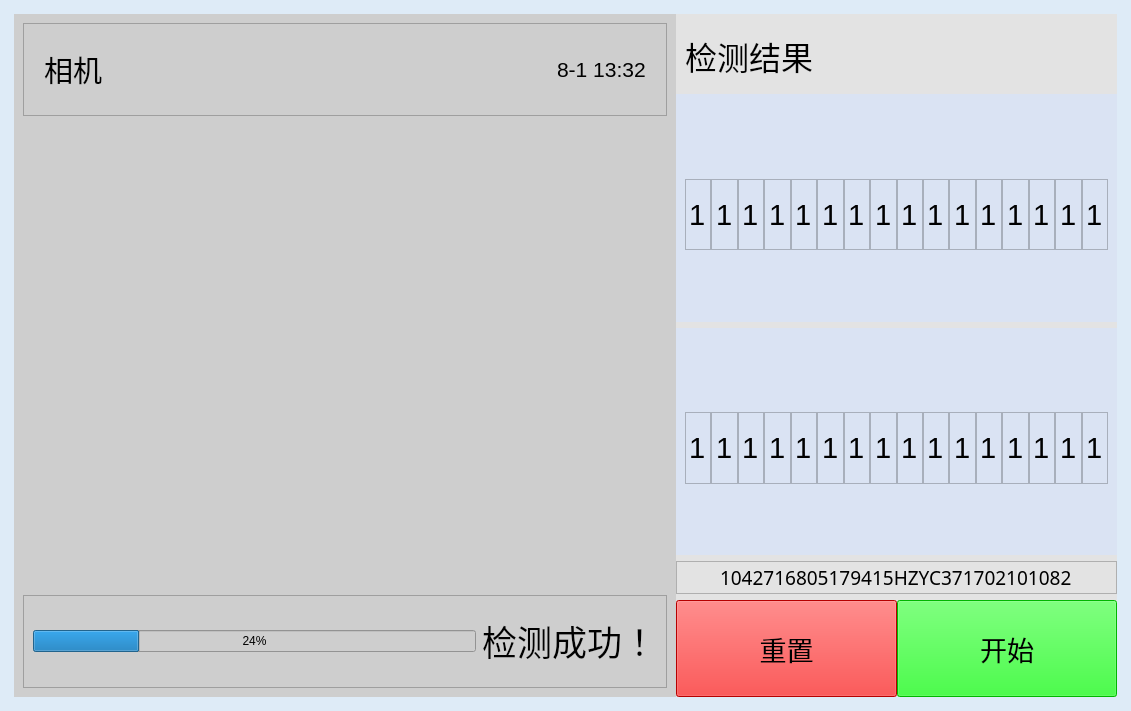
The window that mainWindows.ui (ty01528/laserCodeDection) describes before a commit, drawn with Qt 5.
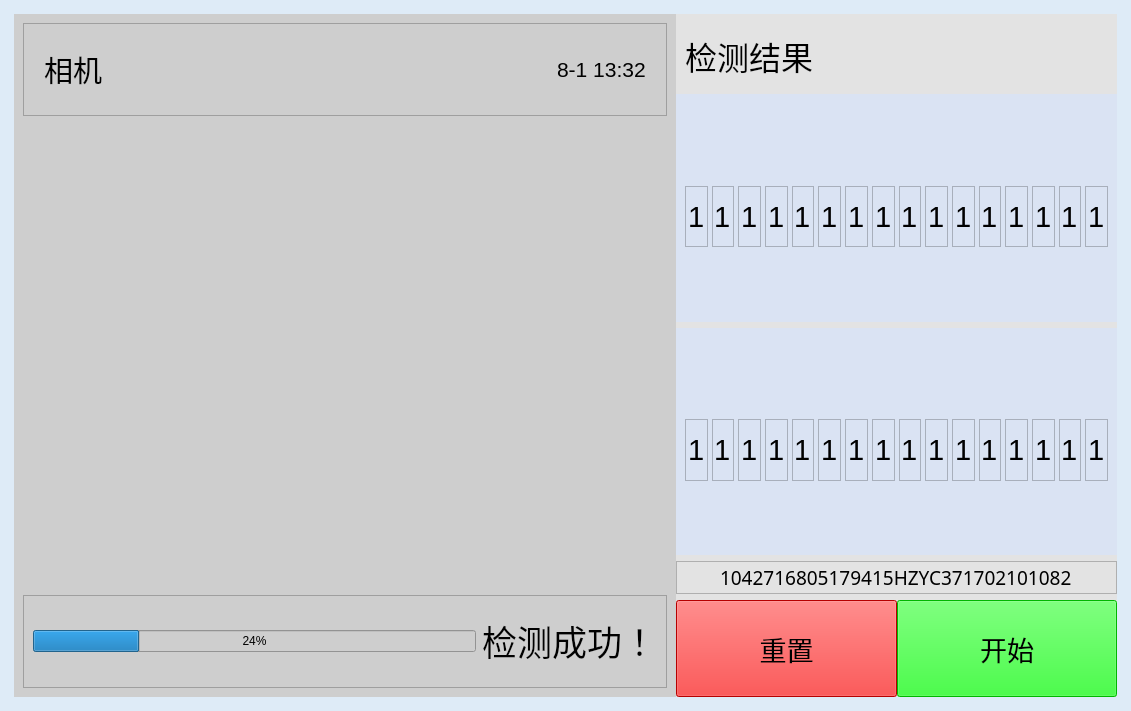
The same window after the commit.

Commit message: 把页面上的显示结果从QFrame换成按钮

What changed in the file:
```diff
--- a/mainWindows.ui
+++ b/mainWindows.ui
@@ -324,19 +324,19 @@
               </property>
               <layout class="QHBoxLayout" name="horizontalLayout_11">
                <property name="spacing">
-                <number>0</number>
+                <number>4</number>
                </property>
                <property name="leftMargin">
                 <number>0</number>
                </property>
                <property name="topMargin">
-                <number>0</number>
+                <number>7</number>
                </property>
                <property name="rightMargin">
                 <number>0</number>
                </property>
                <property name="bottomMargin">
-                <number>0</number>
+                <number>3</number>
                </property>
                <item>
                 <widget class="QFrame" name="label1">
@@ -1227,19 +1227,19 @@
               </property>
               <layout class="QHBoxLayout" name="horizontalLayout_28">
                <property name="spacing">
-                <number>0</number>
+                <number>4</number>
                </property>
                <property name="leftMargin">
                 <number>0</number>
                </property>
                <property name="topMargin">
-                <number>0</number>
+                <number>7</number>
                </property>
                <property name="rightMargin">
                 <number>0</number>
                </property>
                <property name="bottomMargin">
-                <number>0</number>
+                <number>3</number>
                </property>
                <item>
                 <widget class="QFrame" name="label17">
```
The commit also changes 6 other files.
